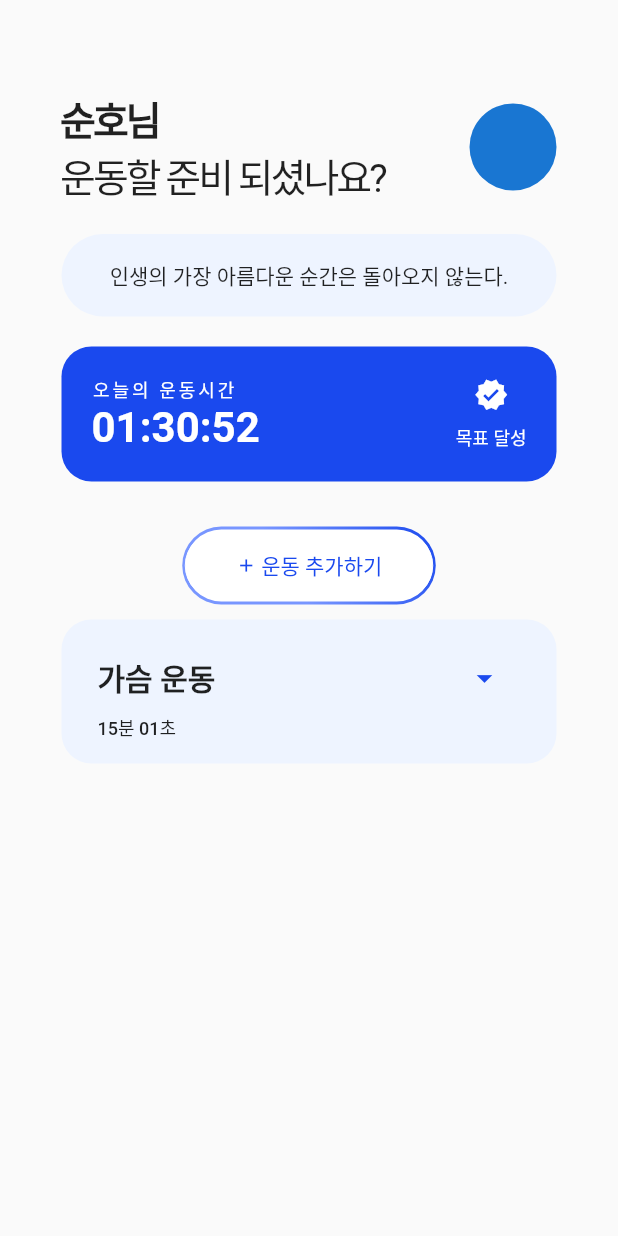
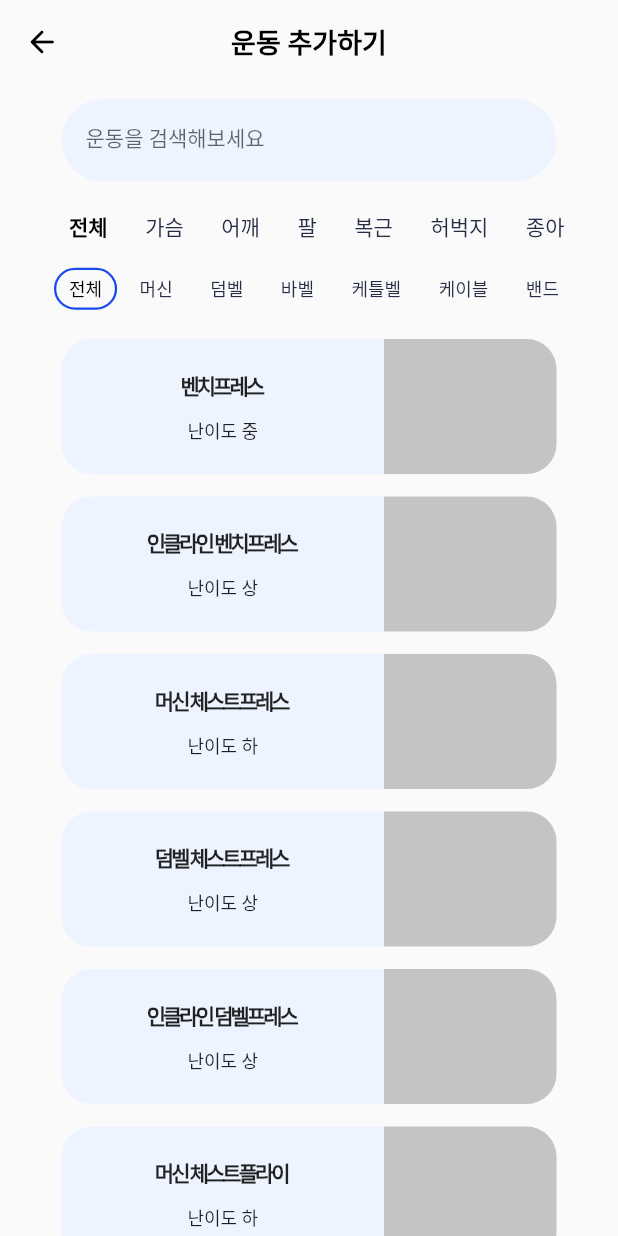
Before and after one commit to ex-on/frontend, a Flutter app: the HomeView screen opened by its route, after a tap on "운동 추가하기", on a phone screen of 412 x 824 dp. Run offline on Flutter 3.47's test engine with Material 2 defaults, Android fonts, the phone set to English and light mode, and no system bars; our stand-ins replace get.

Commit message:
Added add excercises ui

```diff
--- a/lib/constants/colors.dart
+++ b/lib/constants/colors.dart
@@ -14,4 +14,5 @@ const deepPrimaryColor = Color(0xff1A49EE);
 const incompleteIconColor = Color(0xff292E3C);
 const completeIconColor = Color(0xff31B06B);
 
-const dividerColor = Color(0xff272D47);
+const lightBlackColor = Color(0xff272D47);
+const lightGrayColor = Color(0xffC4C4C4);
--- a/lib/core/controllers/home_controller.dart
+++ b/lib/core/controllers/home_controller.dart
@@ -1,12 +1,27 @@
+import 'package:flutter/cupertino.dart';
 import 'package:get/get.dart';
 
 class HomeController extends GetxController {
   static HomeController homeController = Get.find();
+  TextEditingController searchExcerciseController = TextEditingController();
   final totalExcerciseTime =
       const Duration(hours: 0, minutes: 0, seconds: 0).obs;
-  RxInt page = 0.obs;
+  int page = 0;
+  int targetMuscle = 0;
+  int excerciseMethod = 0;
 
   void jumpToPage(int pageNum) {
-    page.value = pageNum;
+    page = pageNum;
+    update();
+  }
+
+  void targetMuscleSelectUpdate(int target) {
+    targetMuscle = target;
+    update();
+  }
+
+  void excerciseMethodSelectUpdate(int method) {
+    excerciseMethod = method;
+    update();
   }
 }
--- /dev/null
+++ b/lib/ui/pages/home/add_excercise_page.dart
@@ -0,0 +1,285 @@
+import 'package:exon_app/constants/colors.dart';
+import 'package:exon_app/core/controllers/home_controller.dart';
+import 'package:exon_app/helpers/disable_glow_list_view.dart';
+import 'package:exon_app/ui/widgets/common/header.dart';
+import 'package:exon_app/ui/widgets/common/input_text_field.dart';
+import 'package:exon_app/ui/widgets/common/spacer.dart';
+import 'package:flutter/material.dart';
+import 'package:get/get.dart';
+
+class AddExcercisePage extends StatelessWidget {
+  const AddExcercisePage({Key? key}) : super(key: key);
+
+  @override
+  Widget build(BuildContext context) {
+    final controller = Get.put(HomeController());
+    const _headerTitle = '운동 추가하기';
+    const _searchFieldLabelText = '운동을 검색해보세요';
+    const List<String> _targetMuscleList = [
+      '전체',
+      '가슴',
+      '어깨',
+      '팔',
+      '복근',
+      '허벅지',
+      '종아리',
+      '엉덩이'
+    ];
+    const Map<String, int> _targetMuscleStrToInt = {
+      '전체': 0,
+      '가슴': 1,
+      '어깨': 2,
+      '팔': 3,
+      '복근': 4,
+      '허벅지': 5,
+      '종아리': 6,
+      '엉덩이': 7,
+    };
+    const List<String> _excerciseMethodList = [
+      '전체',
+      '머신',
+      '덤벨',
+      '바벨',
+      '케틀벨',
+      '케이블',
+      '밴드',
+    ];
+    const Map<String, int> _excerciseMethodStrToInt = {
+      '전체': 0,
+      '머신': 1,
+      '덤벨': 2,
+      '바벨': 3,
+      '케틀벨': 4,
+      '케이블': 5,
+      '밴드': 6,
+    };
+    const Map<int, String> _excerciseLevelIntToStr = {
+      0: '난이도 하',
+      1: '난이도 중',
+      2: '난이도 상',
+    };
+    const List<List<dynamic>> _excerciseData = [
+      ['벤치프레스', 1],
+      ['인클라인 벤치프레스', 2],
+      ['머신 체스트프레스', 0],
+      ['덤벨 체스트프레스', 2],
+      ['인클라인 덤벨프레스', 2],
+      ['머신 체스트플라이', 0]
+    ];
+    const double _targetSelectWidth = 340;
+    const double _targetMuscleSelectHeight = 50;
+    const double _excerciseMethodSelectHeight = 45;
+    const double _targetMuscleSelectFontSize = 14;
+    const double _excerciseMethodSelectFontSize = 12;
+
+    void _onBackPressed() {
+      controller.jumpToPage(0);
+    }
+
+    void _onTargetMusclePressed(String target) {
+      controller.targetMuscleSelectUpdate(_targetMuscleStrToInt[target] ?? 0);
+    }
+
+    void _onExcerciseMethodPressed(String method) {
+      controller
+          .excerciseMethodSelectUpdate(_excerciseMethodStrToInt[method] ?? 0);
+    }
+
+    Widget _header = Header(onPressed: _onBackPressed, title: _headerTitle);
+
+    Widget _excerciseSearchBar = InputTextField(
+      label: _searchFieldLabelText,
+      controller: controller.searchExcerciseController,
+      height: 55,
+      borderRadius: 30,
+    );
+
+    Widget _targetMuscleSelect = SizedBox(
+      width: _targetSelectWidth,
+      height: _targetMuscleSelectHeight,
+      child: DisableGlowListView(
+        padding: const EdgeInsets.only(top: 10),
+        scrollDirection: Axis.horizontal,
+        children: [
+          Row(
+            mainAxisAlignment: MainAxisAlignment.spaceBetween,
+            children: List.generate(
+              _targetMuscleList.length * 2 - 1,
+              (index) {
+                if (index % 2 != 0) {
+                  return horizontalSpacer(5);
+                } else {
+                  return TextButton(
+                    style: TextButton.styleFrom(
+                      minimumSize: Size.zero,
+                      padding: const EdgeInsets.fromLTRB(10, 5, 10, 5),
+                      tapTargetSize: MaterialTapTargetSize.shrinkWrap,
+                    ),
+                    onPressed: () =>
+                        _onTargetMusclePressed(_targetMuscleList[(index ~/ 2)]),
+                    child: GetBuilder<HomeController>(
+                      builder: (_) {
+                        return Text(
+                          _targetMuscleList[(index ~/ 2)],
+                          style: TextStyle(
+                            fontSize: _targetMuscleSelectFontSize,
+                            color: _.targetMuscle == (index ~/ 2)
+                                ? Colors.black
+                                : lightBlackColor,
+                            fontWeight: _.targetMuscle == (index ~/ 2)
+                                ? FontWeight.bold
+                                : FontWeight.normal,
+                          ),
+                        );
+                      },
+                    ),
+                  );
+                }
+              },
+            ),
+          ),
+        ],
+      ),
+    );
+
+    Widget _excerciseMethodSelect = SizedBox(
+      width: _targetSelectWidth,
+      height: _excerciseMethodSelectHeight,
+      child: DisableGlowListView(
+        padding: const EdgeInsets.only(bottom: 2),
+        scrollDirection: Axis.horizontal,
+        children: [
+          Row(
+            mainAxisAlignment: MainAxisAlignment.spaceBetween,
+            children: List.generate(
+              _excerciseMethodList.length * 2 - 1,
+              (index) {
+                if (index % 2 != 0) {
+                  return horizontalSpacer(5);
+                } else {
+                  return GetBuilder<HomeController>(
+                    builder: (_) {
+                      return OutlinedButton(
+                        style: OutlinedButton.styleFrom(
+                          minimumSize: const Size(30, 28),
+                          shape: const RoundedRectangleBorder(
+                            borderRadius: BorderRadius.all(Radius.circular(30)),
+                          ),
+                          side: (index ~/ 2) == _.excerciseMethod
+                              ? const BorderSide(
+                                  color: deepPrimaryColor,
+                                  width: 1.5,
+                                )
+                              : BorderSide.none,
+                          padding: const EdgeInsets.fromLTRB(10, 5, 10, 5),
+                          tapTargetSize: MaterialTapTargetSize.shrinkWrap,
+                        ),
+                        onPressed: () => _onExcerciseMethodPressed(
+                            _excerciseMethodList[(index ~/ 2)]),
+                        child: Text(
+                          _excerciseMethodList[(index ~/ 2)],
+                          style: TextStyle(
+                            fontSize: _excerciseMethodSelectFontSize,
+                            color: _.excerciseMethod == (index ~/ 2)
+                                ? Colors.black
+                                : lightBlackColor,
+                          ),
+                        ),
+                      );
+                    },
+                  );
+                }
+              },
+            ),
+          ),
+        ],
+      ),
+    );
+
+    Widget _excerciseBlock(String name, int level) {
+      return SizedBox(
+        width: 330,
+        height: 90,
+        child: Row(
+          mainAxisAlignment: MainAxisAlignment.center,
+          children: [
+            Container(
+              width: 215,
+              padding: const EdgeInsets.only(top: 10, bottom: 10),
+              decoration: const BoxDecoration(
+                color: lightPrimaryColor,
+                borderRadius: BorderRadius.only(
+                  topLeft: Radius.circular(20),
+                  bottomLeft: Radius.circular(20),
+                ),
+              ),
+              child: Column(
+                mainAxisAlignment: MainAxisAlignment.spaceEvenly,
+                children: [
+                  Text(
+                    name,
+                    style: const TextStyle(
+                      fontSize: 14,
+                      fontWeight: FontWeight.bold,
+                      letterSpacing: -2,
+                    ),
+                  ),
+                  Text(
+                    _excerciseLevelIntToStr[level] ??
+                        _excerciseLevelIntToStr[0]!,
+                    style: const TextStyle(
+                      fontSize: 12,
+                    ),
+                  ),
+                ],
+              ),
+            ),
+            Container(
+              width: 115,
+              decoration: const BoxDecoration(
+                color: lightGrayColor,
+                borderRadius: BorderRadius.only(
+                  topRight: Radius.circular(20),
+                  bottomRight: Radius.circular(20),
+                ),
+              ),
+            ),
+          ],
+        ),
+      );
+    }
+
+    Widget _excerciseBlockList = Expanded(
+      child: DisableGlowListView(
+        padding: const EdgeInsets.only(top: 10, bottom: 30),
+        children: [
+          Column(
+            mainAxisAlignment: MainAxisAlignment.start,
+            children: List.generate(
+              _excerciseData.length * 2 - 1,
+              (index) {
+                if (index % 2 != 0) {
+                  return verticalSpacer(15);
+                } else {
+                  return _excerciseBlock(_excerciseData[index ~/ 2][0],
+                      _excerciseData[index ~/ 2][1]);
+                }
+              },
+            ),
+          ),
+        ],
+      ),
+    );
+
+    return Column(
+      children: [
+        _header,
+        verticalSpacer(10),
+        _excerciseSearchBar,
+        _targetMuscleSelect,
+        _excerciseMethodSelect,
+        _excerciseBlockList,
+      ],
+    );
+  }
+}
--- a/lib/ui/pages/home/main_home.dart
+++ b/lib/ui/pages/home/main_home_page.dart
@@ -10,7 +10,9 @@ import 'package:get/get.dart';
 class MainHomePage extends GetView<HomeController> {
   const MainHomePage({Key? key}) : super(key: key);
 
-  void _onAddPressed() {}
+  void _onAddPressed() {
+    controller.jumpToPage(1);
+  }
 
   @override
   Widget build(BuildContext context) {
@@ -74,6 +76,7 @@ class MainHomePage extends GetView<HomeController> {
     );
 
     return DisableGlowListView(
+      shrinkWrap: true,
       children: [
         Column(
           children: [
--- a/lib/ui/views/home_view.dart
+++ b/lib/ui/views/home_view.dart
@@ -1,5 +1,6 @@
 import 'package:exon_app/core/controllers/home_controller.dart';
-import 'package:exon_app/ui/pages/home/main_home.dart';
+import 'package:exon_app/ui/pages/home/add_excercise_page.dart';
+import 'package:exon_app/ui/pages/home/main_home_page.dart';
 import 'package:flutter/material.dart';
 import 'package:get/get.dart';
 
@@ -7,15 +8,18 @@ class HomeView extends GetView<HomeController> {
   HomeView({Key? key}) : super(key: key);
   final List<Widget> _pages = [
     const MainHomePage(),
+    const AddExcercisePage(),
   ];
 
   @override
   Widget build(BuildContext context) {
-    return Obx(() {
-      if (controller.page.value < 0 || controller.page.value >= _pages.length) {
-        controller.page.value = 0;
-      }
-      return Scaffold(body: _pages[controller.page.value]);
-    });
+    return GetBuilder<HomeController>(
+      builder: (_) {
+        if (_.page < 0 || _.page >= _pages.length) {
+          _.jumpToPage(0);
+        }
+        return Scaffold(body: _pages[_.page]);
+      },
+    );
   }
 }
--- a/lib/ui/views/registration_view.dart
+++ b/lib/ui/views/registration_view.dart
@@ -44,7 +44,7 @@ class RegisterPhysicalInfoView extends GetView<RegisterPhysicalInfoController> {
     }
 
     void _onStartPressed() {
-      Get.offNamed('/home');
+      Get.offAllNamed('/home');
     }
 
     return Scaffold(
--- a/lib/ui/widgets/common/excercise_block.dart
+++ b/lib/ui/widgets/common/excercise_block.dart
@@ -21,7 +21,7 @@ class ExcerciseBlock extends StatelessWidget {
 
     List<Widget> _excerciseList = [
       const Divider(
-        color: dividerColor,
+        color: lightBlackColor,
         thickness: 0.3,
       )
     ];
--- a/lib/ui/widgets/common/header.dart
+++ b/lib/ui/widgets/common/header.dart
@@ -2,19 +2,38 @@ import 'package:flutter/material.dart';
 
 class Header extends StatelessWidget {
   dynamic Function()? onPressed;
+  final String? title;
 
-  Header({Key? key, required dynamic Function() this.onPressed})
+  Header({Key? key, required dynamic Function() this.onPressed, this.title})
       : super(key: key);
 
   @override
   Widget build(BuildContext context) {
-    return AppBar(
+    return title == null
+        ? AppBar(
             leading: IconButton(
               icon: const Icon(Icons.arrow_back_rounded, color: Colors.black),
               onPressed: onPressed,
             ),
             elevation: 0,
             backgroundColor: Colors.transparent,
+          )
+        : AppBar(
+            leading: IconButton(
+              icon: const Icon(Icons.arrow_back_rounded, color: Colors.black),
+              onPressed: onPressed,
+            ),
+            title: Text(
+              title!,
+              style: const TextStyle(
+                color: Colors.black,
+                fontSize: 18,
+                fontWeight: FontWeight.bold,
+              ),
+            ),
+            centerTitle: true,
+            elevation: 0,
+            backgroundColor: Colors.transparent,
           );
   }
 }
--- a/lib/ui/widgets/common/input_text_field.dart
+++ b/lib/ui/widgets/common/input_text_field.dart
@@ -5,31 +5,38 @@ import 'package:exon_app/constants/colors.dart';
 class InputTextField extends StatelessWidget {
   final String label;
   final TextEditingController controller;
+  final double? height;
+  final double? borderRadius;
 
   const InputTextField({
     Key? key,
     required this.label,
     required this.controller,
+    this.height,
+    this.borderRadius,
   }) : super(key: key);
 
   @override
   Widget build(BuildContext context) {
     return SizedBox(
       width: 330,
-      height: 45,
+      height: height ?? 45,
       child: TextField(
         controller: controller,
         decoration: InputDecoration(
-          border: const OutlineInputBorder(
-            borderRadius: BorderRadius.all(Radius.circular(20)),
+          border: OutlineInputBorder(
+            borderRadius: BorderRadius.all(Radius.circular(borderRadius ?? 20)),
             borderSide: BorderSide.none,
           ),
           filled: true,
           fillColor: textFieldFillColor,
-          label: Text(
-            label,
-            style: const TextStyle(
-              fontSize: 14,
+          label: Padding(
+            padding: const EdgeInsets.only(left: 4.0),
+            child: Text(
+              label,
+              style: const TextStyle(
+                fontSize: 14,
+              ),
             ),
           ),
         ),
--- /dev/null
+++ b/lib/ui/widgets/common/spacer.dart
@@ -0,0 +1,9 @@
+import 'package:flutter/material.dart';
+
+Widget verticalSpacer(double height) {
+  return SizedBox(height: height);
+}
+
+Widget horizontalSpacer(double width) {
+  return SizedBox(width: width);
+}
```
Lines whose indentation alone changed are shown as unchanged.
